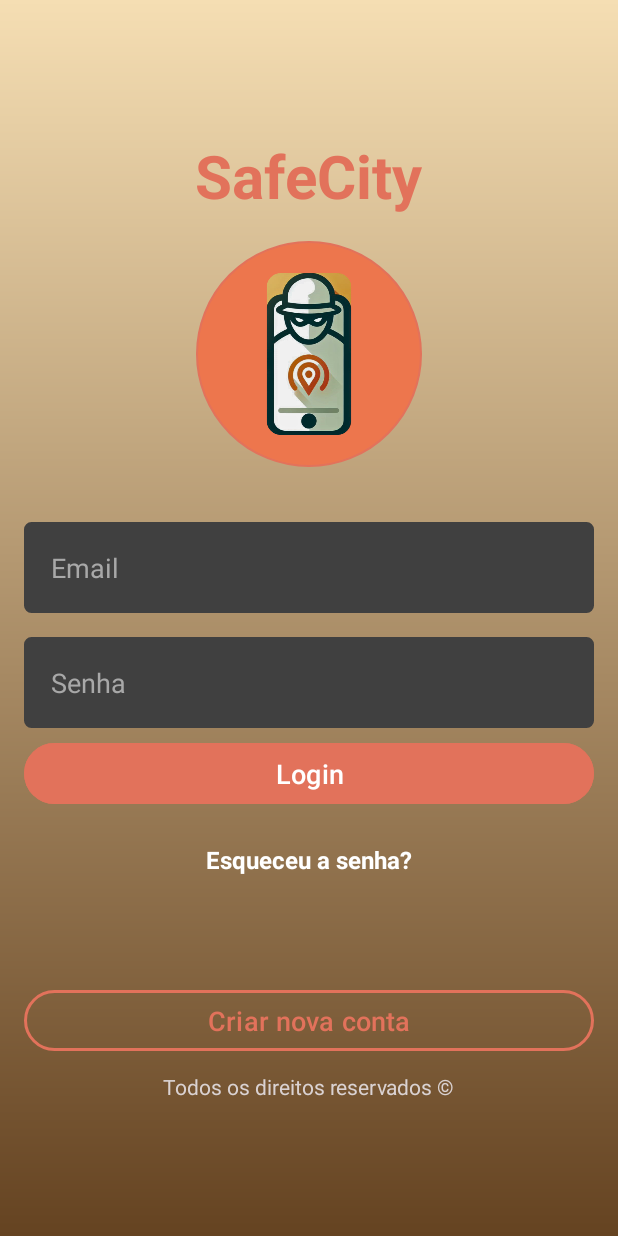
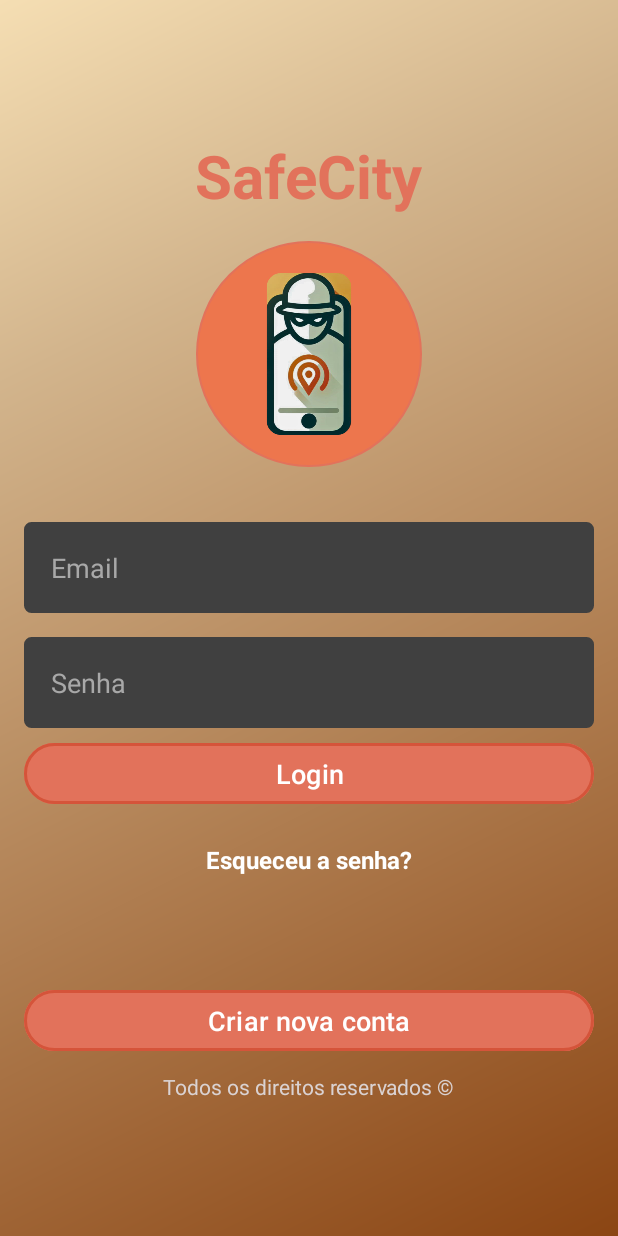
Before and after one commit to guilherme-neves1/SafeCityApp, an Android app: the screen it shows after launch (MainActivity), on a phone screen of 412 x 824 dp. Run offline under Robolectric (Android 15) with nearby library versions, the phone set to English and light mode, and no system bars.

Commit message:
update design

```diff
--- a/app/src/main/res/drawable/login_background.xml
+++ b/app/src/main/res/drawable/login_background.xml
@@ -1,7 +1,10 @@
 <?xml version="1.0" encoding="utf-8"?>
 <shape xmlns:android="http://schemas.android.com/apk/res/android">
-
-    <gradient android:type="linear" android:angle="100"
-        android:startColor="#F5DEB3" android:endColor="#654321"/>
-
+    <gradient
+        android:type="linear"
+        android:angle="315"
+        android:startColor="#F5DEB3"
+        android:centerColor="#D2B48C"
+        android:centerX="25%"
+        android:endColor="#8B4513"/>
 </shape>
--- a/app/src/main/res/layout/activity_main.xml
+++ b/app/src/main/res/layout/activity_main.xml
@@ -75,6 +75,8 @@
             android:padding="8dp"
             android:layout_marginTop="6dp"
             android:textSize="18sp"
+            app:strokeWidth="2dp"
+            app:strokeColor="#D5543A"
             />
 
         <TextView
@@ -89,17 +91,17 @@
             />
 
         <Button
+            android:id="@+id/createAccBtn"
             android:layout_width="match_parent"
             android:layout_height="wrap_content"
+            android:layout_marginTop="70dp"
+            android:padding="8dp"
             android:text="Criar nova conta"
-            android:backgroundTint="#0000"
+            android:textSize="18sp"
+            android:backgroundTint="#E2725B"
+            android:textColor="#FFF"
             app:strokeWidth="2dp"
-            app:strokeColor="#E2725B"
-            android:textColor="#E2725B"
-            android:padding="8dp"
-            android:layout_marginTop="70dp"
-            android:textSize="18sp"
-            android:id="@+id/createAccBtn"
+            app:strokeColor="#D5543A"
             />
 
         <TextView
```
